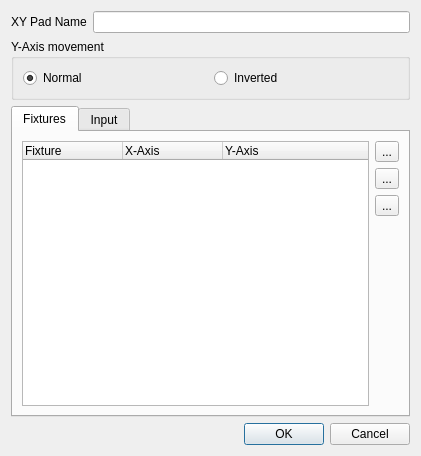
The window that ui/src/vcxypadproperties.ui (mcallegari/qlcplus) describes before a commit, drawn with Qt 5.
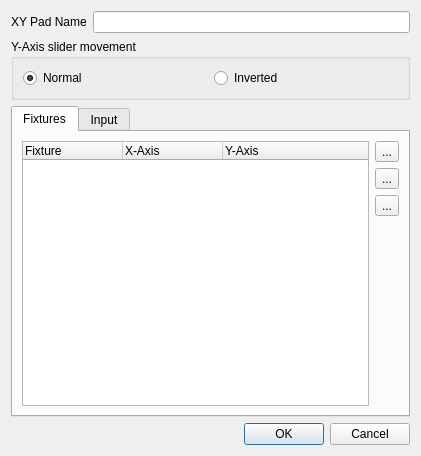
The same window after the commit. Icons and pictures are not drawn.

Commit message:
Fixed OSC inverted XY pad feedback
Fixed crash when OSC output address string is empty

What changed in the file:
```diff
--- a/ui/src/vcxypadproperties.ui
+++ b/ui/src/vcxypadproperties.ui
@@ -312,7 +312,7 @@
    <item row="1" column="0" colspan="2">
     <widget class="QGroupBox" name="groupBox_3">
      <property name="title">
-      <string>Y-Axis movement</string>
+      <string>Y-Axis slider movement</string>
      </property>
      <layout class="QHBoxLayout" name="horizontalLayout">
       <item>
```
The commit also changes 2 other files.
